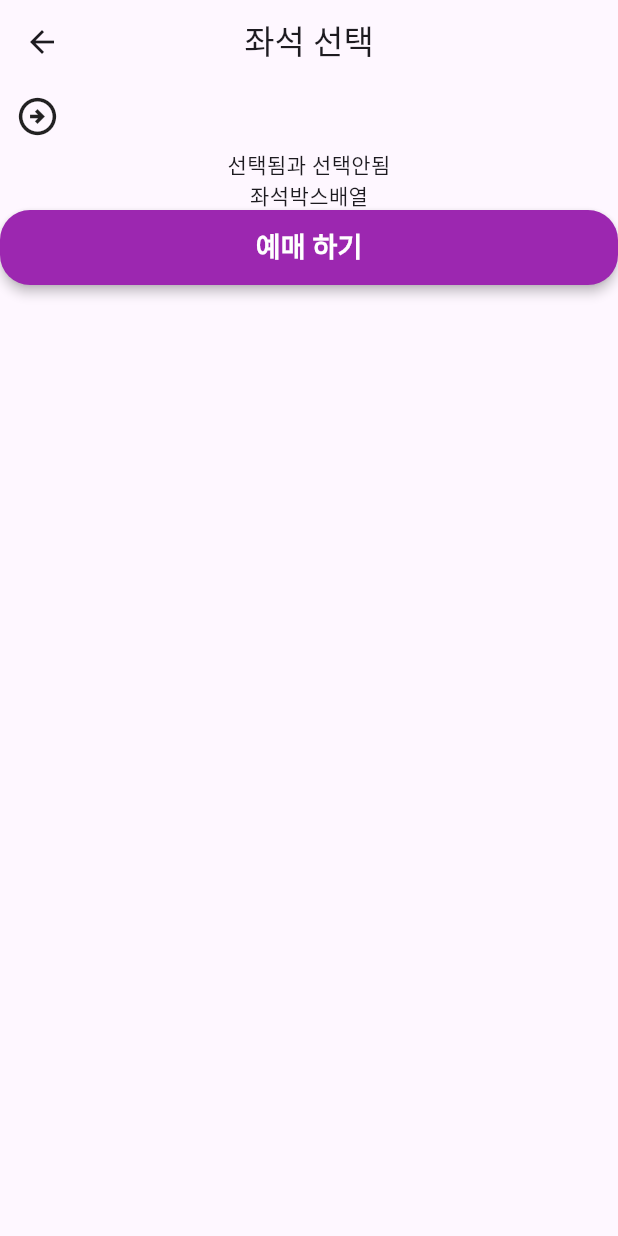
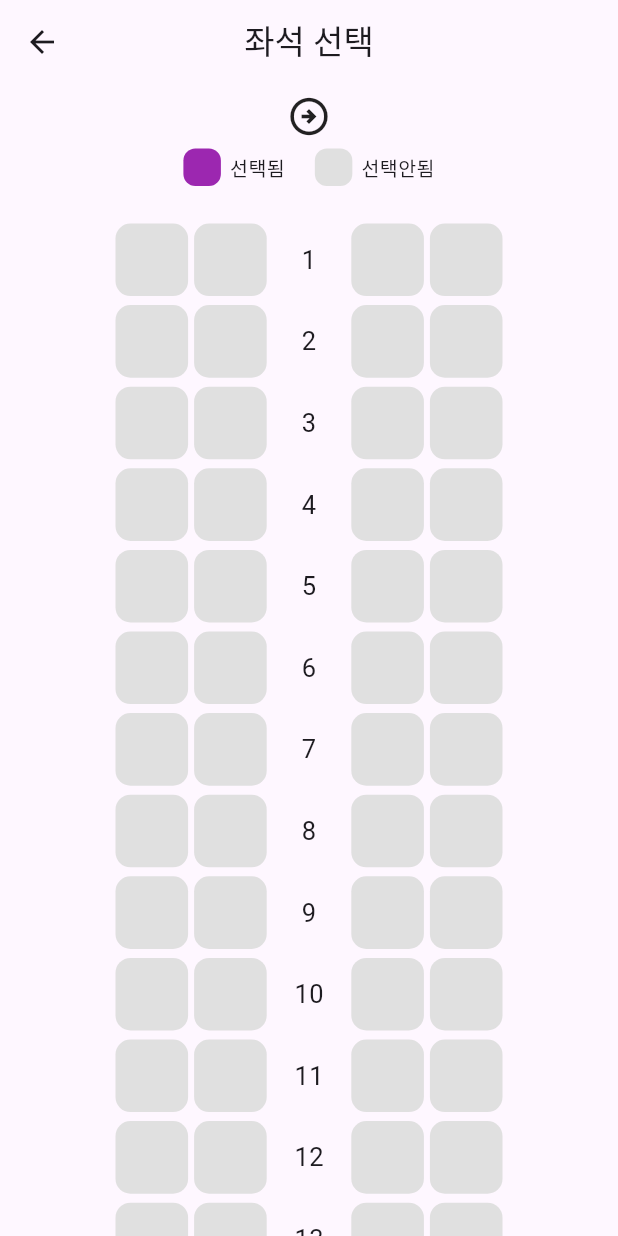
Before and after one commit to sengpari/flutter_train_app, a Flutter app: the SeatPage screen opened directly with empty values, on a phone screen of 412 x 824 dp. Run offline on Flutter 3.47's test engine with Material 3 defaults, Android fonts, the phone set to English and light mode, and no system bars.

Commit message:
seatPage초안

```diff
--- a/lib/seatPage.dart
+++ b/lib/seatPage.dart
@@ -1,34 +1,128 @@
 import 'package:flutter/material.dart';
 
-
 class SeatPage extends StatelessWidget {
-final String departureStation;
+  final String departureStation;
   final String arrivalStation;
 
-  const SeatPage({super.key,required this.departureStation,
-    required this.arrivalStation,});
+  const SeatPage({
+    super.key,
+    required this.departureStation,
+    required this.arrivalStation,
+  });
 
   @override
   Widget build(BuildContext context) {
     return Scaffold(
-      appBar: AppBar(title: Text('좌석 선택'),centerTitle: true),
-      body: Column(
+      appBar: AppBar(title: Text('좌석 선택'), centerTitle: true),
+      body: ListView(
+        padding: const EdgeInsets.symmetric(horizontal: 75),
         children: [
-          Row(children: [
-            Text(departureStation, style: TextStyle(fontSize: 30, fontWeight: FontWeight.bold, color: Colors.purple),),
-            SizedBox(width: 10),
+          Row(
+            mainAxisAlignment: MainAxisAlignment.center,
+            children: [
+              Text(
+                departureStation,
+                style: TextStyle(
+                  fontSize: 30,
+                  fontWeight: FontWeight.bold,
+                  color: Colors.purple,
+                ),
+              ),
+              //SizedBox(width: 50),
               Icon(Icons.arrow_circle_right_outlined, size: 30),
-              Text(arrivalStation, style: TextStyle(fontSize: 30, fontWeight: FontWeight.bold, color: Colors.purple),),
-          ],),
-          Text('선택됨과 선택안됨'),
-          Text('좌석박스배열'),
-          SizedBox(
+              //SizedBox(width: 50),
+              Text(
+                arrivalStation,
+                style: TextStyle(
+                  fontSize: 30,
+                  fontWeight: FontWeight.bold,
+                  color: Colors.purple,
+                ),
+              ),
+            ],
+          ),
+          Row(
+            mainAxisAlignment: MainAxisAlignment.center,
+            children: [
+              Row(
+                children: [
+                  Container(
+                    width: 25,
+                    height: 25,
+                    decoration: BoxDecoration(
+                      color: Colors.purple,
+                      borderRadius: BorderRadius.circular(8),
+                    ),
+                  ),
+                  SizedBox(width: 6),
+                  Text('선택됨', style: TextStyle(fontSize: 13)),
+                ],
+              ),
+              SizedBox(width: 20),
+              Row(
+                children: [
+                  Container(
+                    width: 25,
+                    height: 25,
+                    decoration: BoxDecoration(
+                      color: Colors.grey[300],
+                      borderRadius: BorderRadius.circular(8),
+                    ),
+                  ),
+                  SizedBox(width: 6),
+                  Text('선택안됨', style: TextStyle(fontSize: 13)),
+                ],
+              ),
+            ],
+          ),
+          SizedBox(height: 25),
+          seatRow(1),
+          SizedBox(height: 6),
+          seatRow(2),
+          SizedBox(height: 6),
+          seatRow(3),
+          SizedBox(height: 6),
+          seatRow(4),
+          SizedBox(height: 6),
+          seatRow(5),
+          SizedBox(height: 6),
+          seatRow(6),
+          SizedBox(height: 6),
+          seatRow(7),
+          SizedBox(height: 6),
+          seatRow(8),
+          SizedBox(height: 6),
+          seatRow(9),
+          SizedBox(height: 6),
+          seatRow(10),
+          SizedBox(height: 6),
+          seatRow(11),
+          SizedBox(height: 6),
+          seatRow(12),
+          SizedBox(height: 6),
+          seatRow(13),
+          SizedBox(height: 6),
+          seatRow(14),
+          SizedBox(height: 6),
+          seatRow(15),
+          SizedBox(height: 6),
+          seatRow(16),
+          SizedBox(height: 6),
+          seatRow(17),
+          SizedBox(height: 6),
+          seatRow(18),
+          SizedBox(height: 6),
+          seatRow(19),
+          SizedBox(height: 6),
+          seatRow(20),
+
+          Padding(
+            padding: const EdgeInsets.symmetric(horizontal: 20),
+            child: SizedBox(
               width: double.infinity,
               height: 50,
               child: ElevatedButton(
-                onPressed: () {
-
-                },
+                onPressed: () {},
                 style: ElevatedButton.styleFrom(
                   backgroundColor: Colors.purple,
                   shape: RoundedRectangleBorder(
@@ -46,8 +140,41 @@ final String departureStation;
                 ),
               ),
             ),
+          ),
         ],
       ),
     );
   }
+
+  Widget seatRow(int rowNum) {
+    return Row(
+      children: [
+        seat(),
+        seat(),
+        Expanded(
+          child: Center(child: Text('$rowNum', style: TextStyle(fontSize: 17))),
+        ),
+
+        seat(),
+        seat(),
+      ],
+    );
+  }
+
+  Widget seat() {
+    return Expanded(
+      child: Padding(
+        padding: const EdgeInsets.symmetric(horizontal: 2),
+        child: AspectRatio(
+          aspectRatio: 1,
+          child: Container(
+            decoration: BoxDecoration(
+              color: Colors.grey[300],
+              borderRadius: BorderRadius.circular(10),
+            ),
+          ),
+        ),
+      ),
+    );
+  }
 }
```
